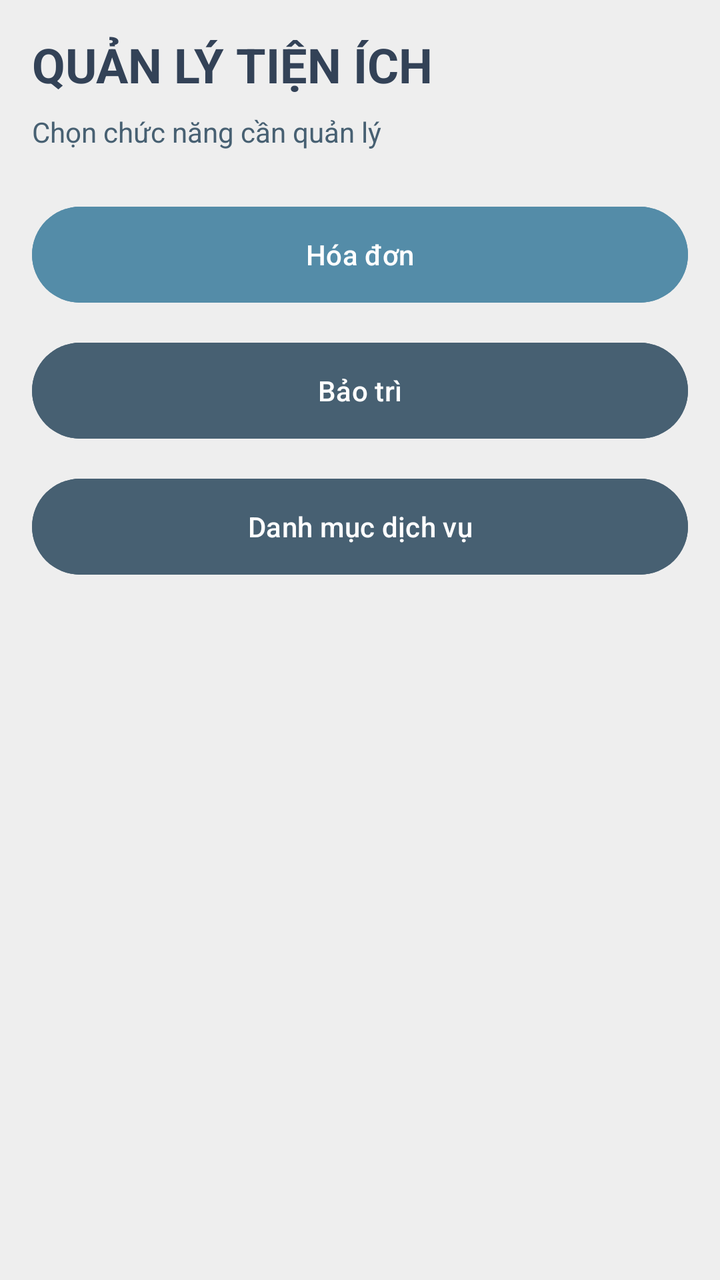
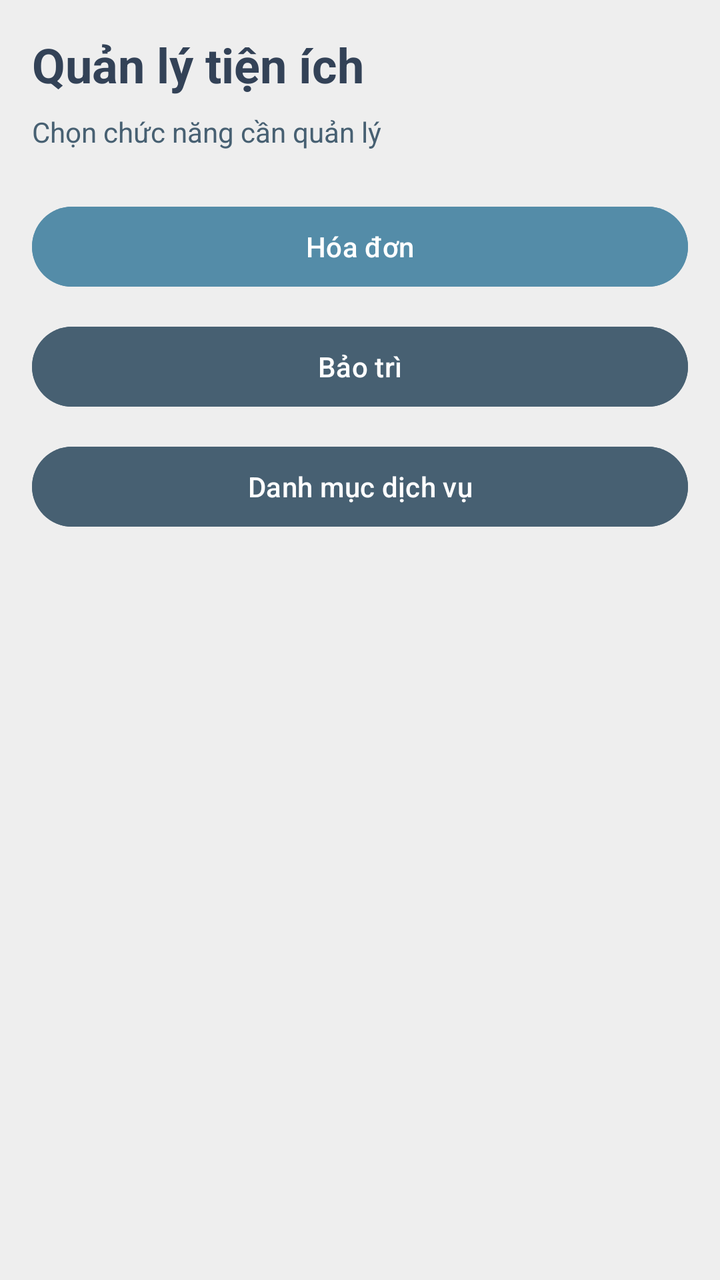

The first picture is an Android layout as it rendered before a commit; the second is the same layout after the commit. The layout source and the unified diff follow.
<!-- AndroidManifest.xml: application theme Theme.Rentaly_Management -->
<!-- res/layout/fragment_service.xml -->
<?xml version="1.0" encoding="utf-8"?>
<LinearLayout xmlns:android="http://schemas.android.com/apk/res/android" android:layout_width="match_parent" android:layout_height="match_parent" android:orientation="vertical" android:padding="16dp" android:background="@color/background">
    <TextView android:layout_width="match_parent" android:layout_height="wrap_content" android:text="QUẢN LÝ TIỆN ÍCH" android:textColor="@color/dark_navy" android:textSize="24sp" android:textStyle="bold" />
    <TextView android:layout_width="match_parent" android:layout_height="wrap_content" android:layout_marginTop="8dp" android:text="Chọn chức năng cần quản lý" android:textColor="@color/secondary" />

    <Button android:id="@+id/service_open_invoice" android:layout_width="match_parent" android:layout_height="56dp" android:layout_marginTop="24dp" android:backgroundTint="@color/primary" android:text="Hóa đơn" android:textColor="@color/white" />
    <Button android:id="@+id/service_open_maintenance" android:layout_width="match_parent" android:layout_height="56dp" android:layout_marginTop="12dp" android:backgroundTint="@color/secondary" android:text="Bảo trì" android:textColor="@color/white" />
    <Button android:id="@+id/service_open_catalog" android:layout_width="match_parent" android:layout_height="56dp" android:layout_marginTop="12dp" android:backgroundTint="@color/secondary" android:text="Danh mục dịch vụ" android:textColor="@color/white" />
</LinearLayout>
<!-- resources referenced by this layout -->
<resources>
  <color name="background">#EEEEEE</color>
  <color name="dark_navy">#334257</color>
  <color name="primary">#548CA8</color>
  <color name="secondary">#476072</color>
  <color name="white">#FFFFFFFF</color>
  <style name="Theme.Rentaly_Management" parent="Base.Theme.Rentaly_Management" />
  <style name="Base.Theme.Rentaly_Management" parent="Theme.Material3.DayNight.NoActionBar">
          
          
      </style>
</resources>

<!-- the commit's change to res/layout/fragment_service.xml (unified diff, before → after) -->
@@ -1,9 +1,9 @@
 <?xml version="1.0" encoding="utf-8"?>
 <LinearLayout xmlns:android="http://schemas.android.com/apk/res/android" android:layout_width="match_parent" android:layout_height="match_parent" android:orientation="vertical" android:padding="16dp" android:background="@color/background">
-    <TextView android:layout_width="match_parent" android:layout_height="wrap_content" android:text="QUẢN LÝ TIỆN ÍCH" android:textColor="@color/dark_navy" android:textSize="24sp" android:textStyle="bold" />
+    <TextView android:layout_width="match_parent" android:layout_height="wrap_content" android:text="Quản lý tiện ích" android:textColor="@color/dark_navy" android:textSize="24sp" android:textStyle="bold" />
     <TextView android:layout_width="match_parent" android:layout_height="wrap_content" android:layout_marginTop="8dp" android:text="Chọn chức năng cần quản lý" android:textColor="@color/secondary" />
 
-    <Button android:id="@+id/service_open_invoice" android:layout_width="match_parent" android:layout_height="56dp" android:layout_marginTop="24dp" android:backgroundTint="@color/primary" android:text="Hóa đơn" android:textColor="@color/white" />
-    <Button android:id="@+id/service_open_maintenance" android:layout_width="match_parent" android:layout_height="56dp" android:layout_marginTop="12dp" android:backgroundTint="@color/secondary" android:text="Bảo trì" android:textColor="@color/white" />
-    <Button android:id="@+id/service_open_catalog" android:layout_width="match_parent" android:layout_height="56dp" android:layout_marginTop="12dp" android:backgroundTint="@color/secondary" android:text="Danh mục dịch vụ" android:textColor="@color/white" />
+    <Button android:id="@+id/service_open_invoice" android:layout_width="match_parent" android:layout_height="48dp" android:layout_marginTop="24dp" android:backgroundTint="@color/primary" android:minHeight="48dp" android:text="Hóa đơn" android:textColor="@color/white" />
+    <Button android:id="@+id/service_open_maintenance" android:layout_width="match_parent" android:layout_height="48dp" android:layout_marginTop="12dp" android:backgroundTint="@color/secondary" android:minHeight="48dp" android:text="Bảo trì" android:textColor="@color/white" />
+    <Button android:id="@+id/service_open_catalog" android:layout_width="match_parent" android:layout_height="48dp" android:layout_marginTop="12dp" android:backgroundTint="@color/secondary" android:minHeight="48dp" android:text="Danh mục dịch vụ" android:textColor="@color/white" />
 </LinearLayout>
